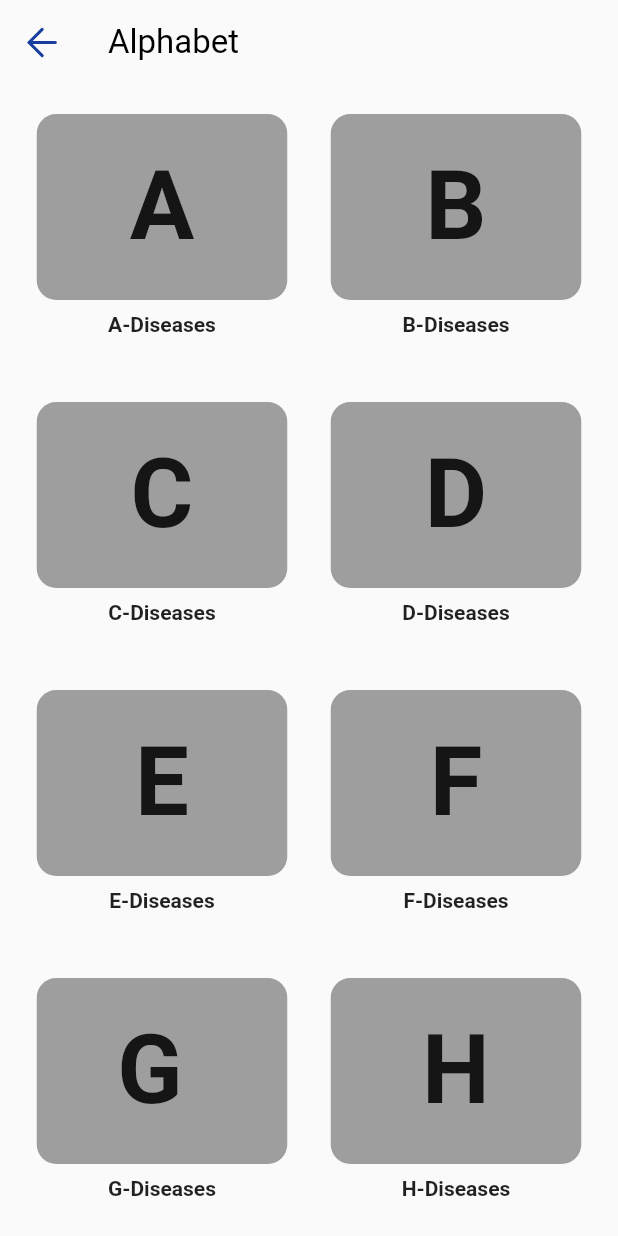
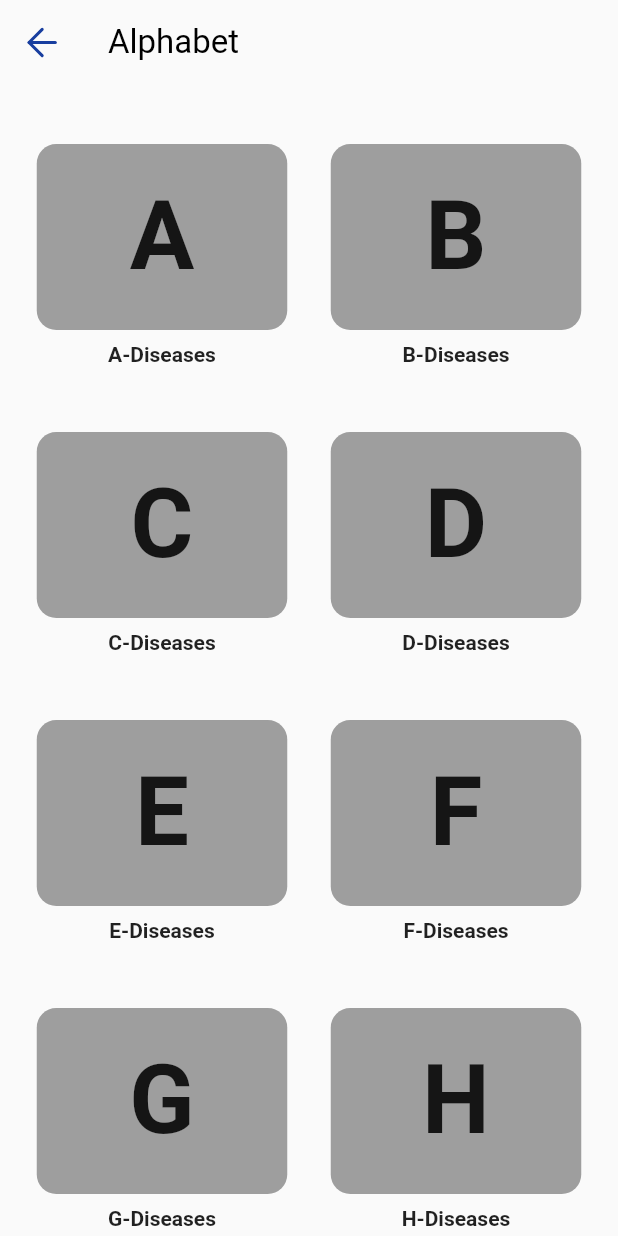
Before and after one commit to Gexof/diseases, a Flutter app: the AlphabeticCategoriesScreen screen opened directly, on a phone screen of 412 x 824 dp. Run offline on Flutter 3.47's test engine with Material 2 defaults, Android fonts, the phone set to English and light mode, and no system bars; our stand-ins replace carousel_slider, flutter_svg, google_fonts; network calls fail; Roboto replaces fonts that are missing (Almarai).

```diff
--- a/lib/constants/strings.dart
+++ b/lib/constants/strings.dart
@@ -25,117 +25,6 @@ final List<String> alphabeticLetters = [
   'X',
   'Y',
   'Z'
-];
-
-final List<Map<String, dynamic>> allAlphabet = [
-  {
-    'alphabet': 'A',
-    'title': 'A-Diseases',
-  },
-  {
-    'alphabet': 'B',
-    'title': 'B-Diseases',
-  },
-  {
-    'alphabet': 'C',
-    'title': 'C-Diseases',
-  },
-  {
-    'alphabet': 'D',
-    'title': 'D-Diseases',
-  },
-  {
-    'alphabet': 'E',
-    'title': 'E-Diseases',
-  },
-  {
-    'alphabet': 'F',
-    'title': 'F-Diseases',
-  },
-  {
-    'alphabet': 'G ',
-    'title': 'G-Diseases',
-  },
-  {
-    'alphabet': 'H',
-    'title': 'H-Diseases',
-  },
-  {
-    'alphabet': 'I',
-    'title': 'I-Diseases',
-  },
-  {
-    'alphabet': 'J',
-    'title': 'J-Diseases',
-  },
-  {
-    'alphabet': 'K',
-    'title': 'K-Diseases',
-  },
-  {
-    'alphabet': 'L',
-    'title': 'L-Diseases',
-  },
-  {
-    'alphabet': 'M',
-    'title': 'M-Diseases',
-  },
-  {
-    'alphabet': 'N',
-    'title': 'N-Diseases',
-  },
-  {
-    'alphabet': 'O',
-    'title': 'O-Diseases',
-  },
-  {
-    'alphabet': 'P',
-    'title': 'P-Diseases',
-  },
-  {
-    'alphabet': 'Q',
-    'title': 'Q-Diseases',
-  },
-  {
-    'alphabet': 'R',
-    'title': 'R-Diseases',
-  },
-  {
-    'alphabet': 'S',
-    'title': 'S-Diseases',
-  },
-  {
-    'alphabet': 'T',
-    'title': 'T-Diseases',
-  },
-  {
-    'alphabet': 'U',
-    'title': 'U-Diseases',
-  },
-  {
-    'alphabet': 'V',
-    'title': 'V-Diseases',
-  },
-  {
-    'alphabet': 'W',
-    'title': 'F-Diseases',
-  },
-  {
-    'alphabet': 'W',
-    'title': 'F-Diseases',
-  },
-  {
-    'alphabet': 'X',
-    'title': 'X-Diseases',
-  },
-  {
-    'alphabet': 'Y',
-    'title': 'Y-Diseases',
-  },
-  {
-    'alphabet': 'Z',
-    'title': 'Z-Diseases',
-  },
 ];
 
 final List<Map<String, dynamic>> alphabet = [
--- a/lib/screens/alphabetic_categories_screen.dart
+++ b/lib/screens/alphabetic_categories_screen.dart
@@ -18,7 +18,8 @@ class AlphabeticCategoriesScreen extends StatelessWidget {
             crossAxisAlignment: CrossAxisAlignment.start,
             children: [
               Padding(
-                padding: const EdgeInsets.symmetric(horizontal: 20.0),
+                padding:
+                    const EdgeInsets.symmetric(horizontal: 20.0, vertical: 20),
                 child: GridView.builder(
                   physics: const NeverScrollableScrollPhysics(),
                   shrinkWrap: true,
@@ -27,11 +28,11 @@ class AlphabeticCategoriesScreen extends StatelessWidget {
                     crossAxisSpacing: 20.0,
                     mainAxisSpacing: 16,
                   ),
-                  itemCount: allAlphabet.length,
+                  itemCount: alphabeticLetters.length,
                   itemBuilder: (context, index) {
                     return SquareCard(
-                      alphabet: "${allAlphabet[index]['alphabet']}",
-                      title: "${allAlphabet[index]['title']}",
+                      alphabet: alphabeticLetters[index],
+                      title: "${alphabeticLetters[index]}-Diseases",
                       height: 124,
                       width: 167,
                     );
```
